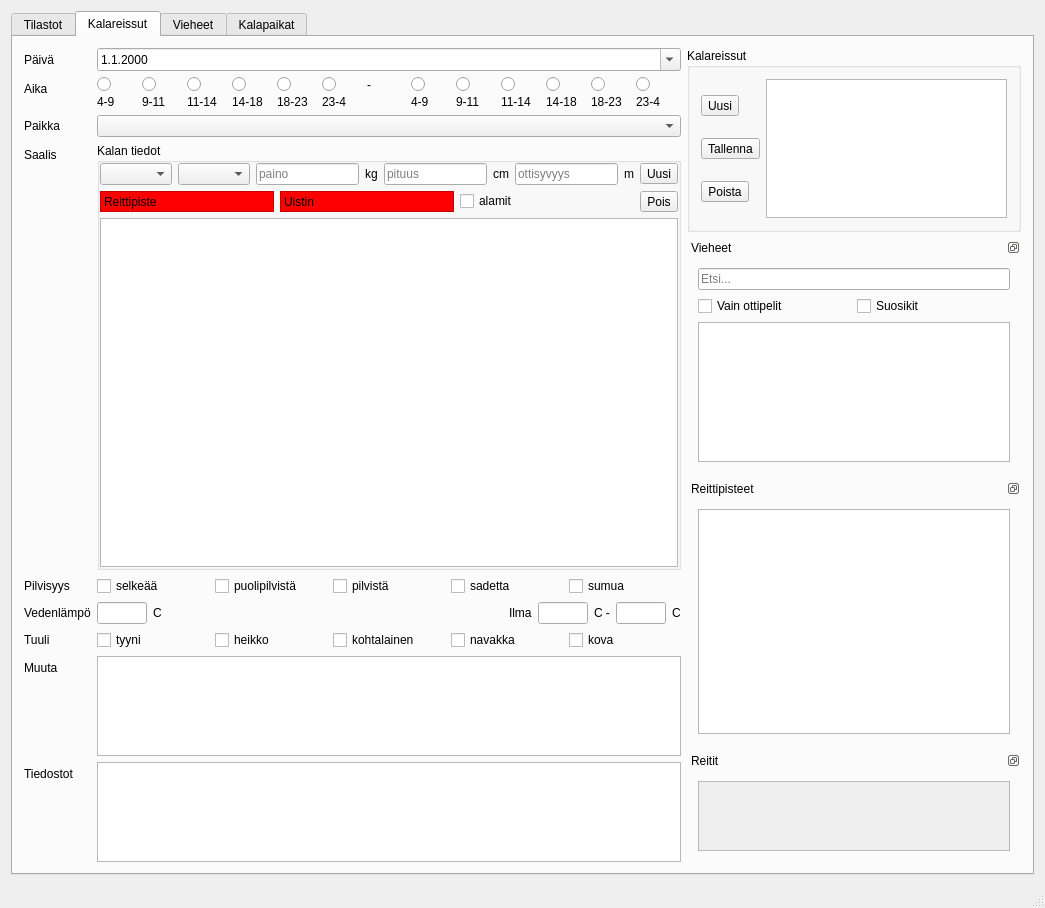
The window that mainwindow.ui (samuliwritescode/uistelupaivakirja-desktop) describes before a commit, drawn with Qt 5.
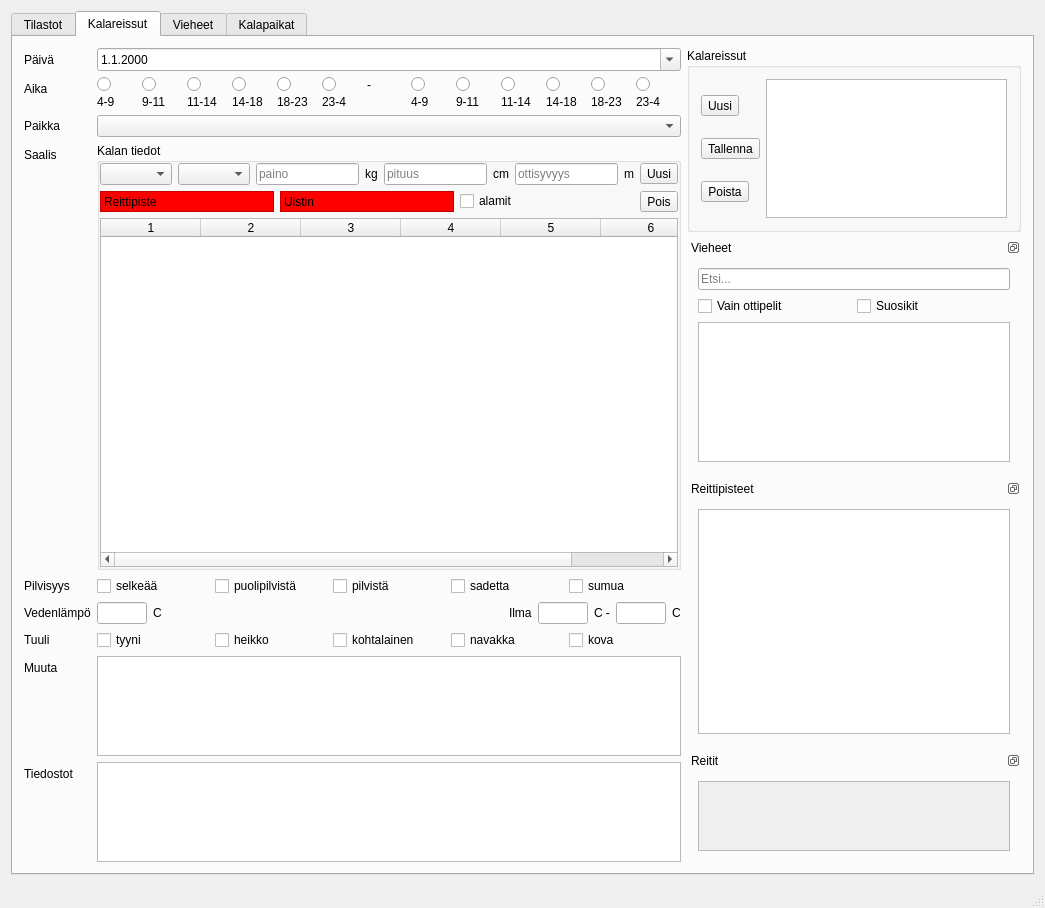
The same window after the commit. Icons and pictures are not drawn.

Patch:
```diff
--- a/mainwindow.ui
+++ b/mainwindow.ui
@@ -392,7 +392,38 @@
                 </layout>
                </item>
                <item>
-                <widget class="QTableWidget" name="tableWidget"/>
+                <widget class="QTableWidget" name="fish_list">
+                 <property name="lineWidth">
+                  <number>0</number>
+                 </property>
+                 <property name="editTriggers">
+                  <set>QAbstractItemView::NoEditTriggers</set>
+                 </property>
+                 <property name="alternatingRowColors">
+                  <bool>true</bool>
+                 </property>
+                 <property name="selectionBehavior">
+                  <enum>QAbstractItemView::SelectRows</enum>
+                 </property>
+                 <property name="showGrid">
+                  <bool>false</bool>
+                 </property>
+                 <property name="sortingEnabled">
+                  <bool>true</bool>
+                 </property>
+                 <property name="cornerButtonEnabled">
+                  <bool>false</bool>
+                 </property>
+                 <property name="columnCount">
+                  <number>6</number>
+                 </property>
+                 <column/>
+                 <column/>
+                 <column/>
+                 <column/>
+                 <column/>
+                 <column/>
+                </widget>
                </item>
               </layout>
              </widget>
```
